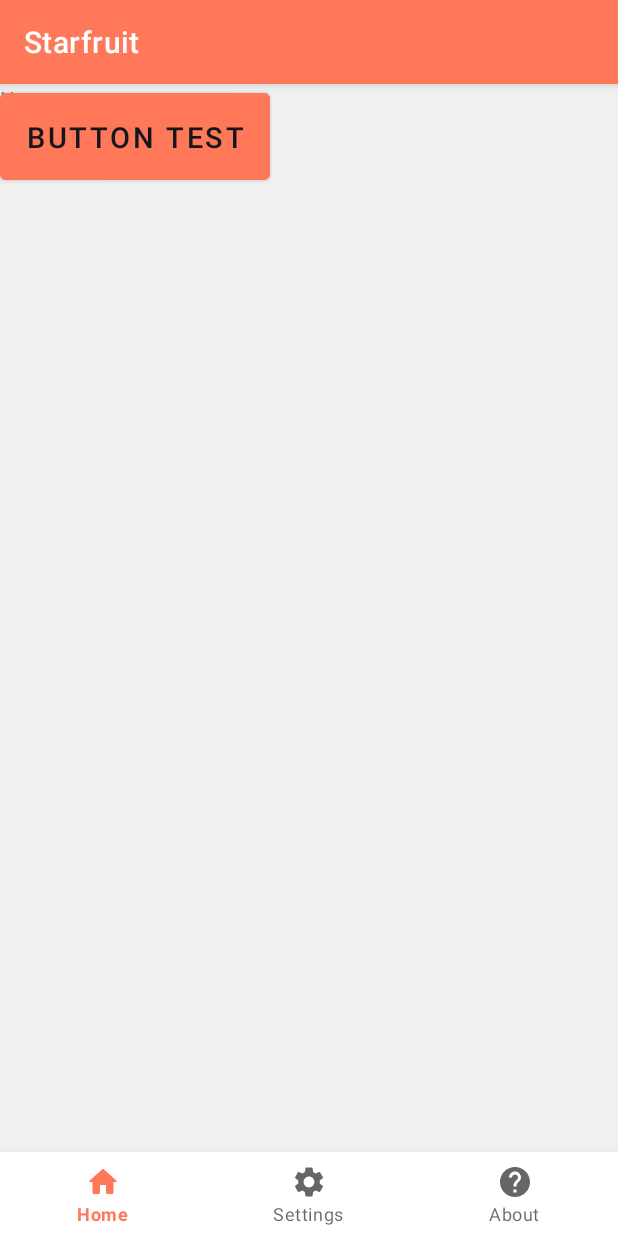
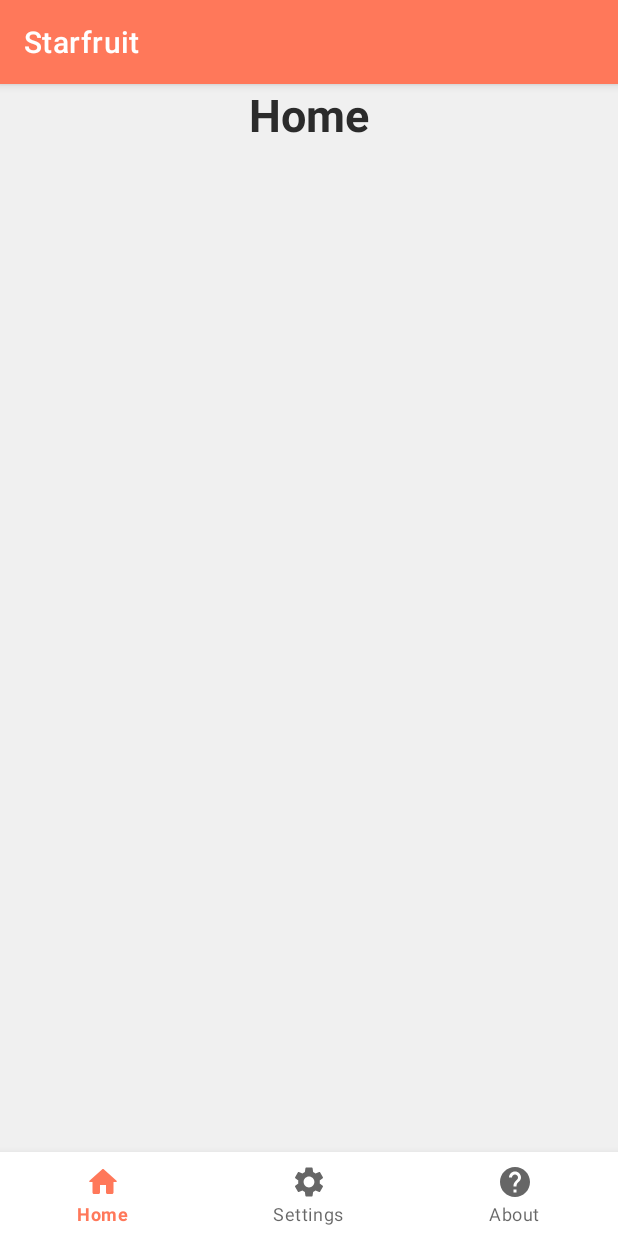
Before and after one commit to gradientdev/Starfruit, an Android app: the screen it shows after launch (MainActivity), on a phone screen of 412 x 824 dp. Run offline under Robolectric (Android 15) with nearby library versions, the phone set to English and light mode, and no system bars.

Commit message:
Finished navigation system, added titles to fragments, removed test button

```diff
--- a/app/src/main/java/com/gradient/starfruit/MainActivity.kt
+++ b/app/src/main/java/com/gradient/starfruit/MainActivity.kt
@@ -1,8 +1,6 @@
 package com.gradient.starfruit
 
 import android.os.Bundle
-import android.widget.Button
-import android.widget.Toast
 import androidx.appcompat.app.AppCompatActivity
 import androidx.fragment.app.Fragment
 import com.google.android.material.bottomnavigation.BottomNavigationView
@@ -29,10 +27,10 @@ class MainActivity : AppCompatActivity() {
             true
         }
 
-        findViewById<Button>(R.id.testbutton).setOnClickListener {
-            val toast = Toast.makeText(this, "Text Sent!", Toast.LENGTH_SHORT)
-            toast.show()
-        }
+//        findViewById<Button>(R.id.testbutton).setOnClickListener {
+//            val toast = Toast.makeText(this, "Text Sent!", Toast.LENGTH_SHORT)
+//            toast.show()
+//        }
 
 //        Twilio.init("sid", "auth"
 //        )
--- a/app/src/main/res/layout/activity_main.xml
+++ b/app/src/main/res/layout/activity_main.xml
@@ -12,26 +12,8 @@
     <FrameLayout
         android:id="@+id/fl_wrapper"
         android:layout_width="match_parent"
-        android:layout_height="match_parent">
-
-        <TextView
-            android:id="@+id/textView"
-            android:layout_width="wrap_content"
-            android:layout_height="wrap_content"
-
-            android:layout_marginStart="20dp"
-            android:layout_marginTop="20dp"
-            android:layout_marginEnd="20dp"
-
-            android:layout_marginBottom="20dp"
-            android:text="Starfruit"
-            android:textColor="@color/white"
-            android:textSize="30sp"
-            android:textStyle="bold"
-            app:layout_constraintLeft_toLeftOf="parent"
-            app:layout_constraintRight_toRightOf="parent"
-            app:layout_constraintTop_toTopOf="parent" />
-    </FrameLayout>
+        android:layout_height="match_parent"
+        android:layout_above="@id/bottom_navigation" />
 
     <com.google.android.material.bottomnavigation.BottomNavigationView
         android:id="@+id/bottom_navigation"
@@ -44,17 +26,4 @@
         android:elevation="10dp"
         app:menu="@menu/nav_menu" />
 
-    <com.google.android.material.button.MaterialButton
-        android:id="@+id/testbutton"
-        android:layout_width="180dp"
-        android:layout_height="70dp"
-        android:layout_marginBottom="530dp"
-        android:backgroundTint="#FF785A"
-        android:text="Button test"
-        android:textColor="@color/midnight"
-        android:textSize="19dp"
-        app:rippleColor="@color/black"
-
-        />
-
 </RelativeLayout>
--- a/app/src/main/res/layout/fragment_about.xml
+++ b/app/src/main/res/layout/fragment_about.xml
@@ -12,7 +12,12 @@
         <TextView
             android:layout_width="match_parent"
             android:layout_height="match_parent"
-            android:text="About" />
+            android:text="About"
+            android:textSize="30sp"
+            android:textAlignment="center"
+            android:textColor="@color/coal"
+            android:textStyle="bold"/>
+
     </RelativeLayout>
 
 </FrameLayout>
--- a/app/src/main/res/layout/fragment_home.xml
+++ b/app/src/main/res/layout/fragment_home.xml
@@ -12,7 +12,12 @@
         <TextView
             android:layout_width="match_parent"
             android:layout_height="match_parent"
-            android:text="Home" />
+            android:text="Home"
+            android:textSize="30sp"
+            android:textAlignment="center"
+            android:textColor="@color/coal"
+            android:textStyle="bold"/>
+
     </RelativeLayout>
 
 </FrameLayout>
--- a/app/src/main/res/layout/fragment_settings.xml
+++ b/app/src/main/res/layout/fragment_settings.xml
@@ -13,7 +13,11 @@
         <TextView
             android:layout_width="match_parent"
             android:layout_height="match_parent"
-            android:text="Settings" />
+            android:text="Settings"
+            android:textSize="30sp"
+            android:textAlignment="center"
+            android:textColor="@color/coal"
+            android:textStyle="bold"/>
     </RelativeLayout>
 
 </FrameLayout>
--- a/app/src/main/res/values/colors.xml
+++ b/app/src/main/res/values/colors.xml
@@ -9,4 +9,6 @@
     <color name="white">#FFFFFFFF</color>
     <color name="midnight">#16151a</color>
     <color name="staryellow">#f4d700</color>
+    <color name="coal">#2b2b2b</color>
+
 </resources>
```
